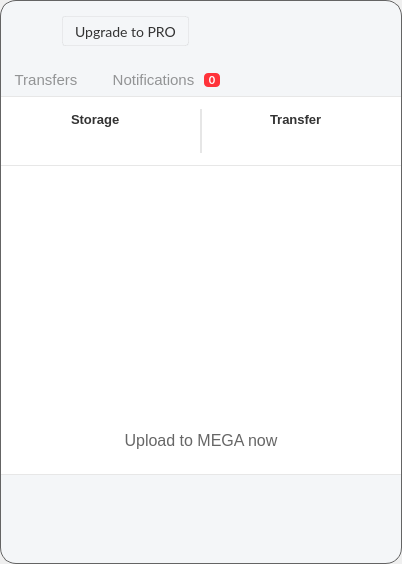
This is src/MEGASync/gui/win/InfoDialog.ui in meganz/MEGAsync as Qt 5 draws it before an edit. The edited form follows.
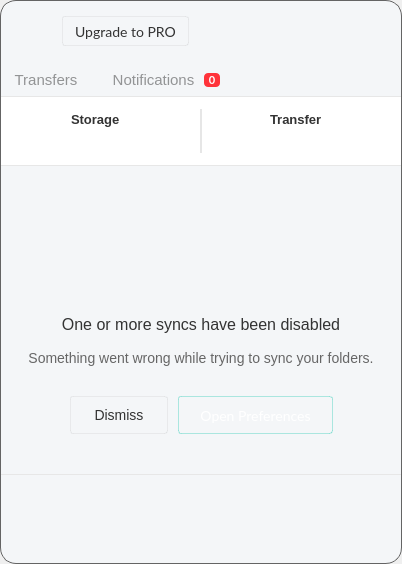
This is the edited form. The open tabs and pages were chosen to show the change. Icons and pictures are not drawn. Custom widgets are drawn as their Qt base class.

Commit message: Update UI layout for all platforms

The edit to the form file:
```diff
--- a/src/MEGASync/gui/win/InfoDialog.ui
+++ b/src/MEGASync/gui/win/InfoDialog.ui
@@ -41,7 +41,7 @@
   padding: 0px 4px 0px 16px;
 }
 
-#bAvatar, #bState, #bMEGAheader, #bClockDown, #bClockUp, #bOQIcon, #bBusinessQuota, #bBusinessStorage
+#bAvatar, #bState, #bMEGAheader, #bClockDown, #bClockUp, #bOQIcon, #bBusinessQuota, #bBusinessStorage, #bSyncsDisabled
 {
 	border: none;
 }
@@ -2330,6 +2330,330 @@
                           </item>
                          </layout>
                         </widget>
+                        <widget class="QWidget" name="pSyncsDisabled">
+                         <property name="styleSheet">
+                          <string notr="true">background-color: #F4F6F8;</string>
+                         </property>
+                         <layout class="QVBoxLayout" name="verticalLayout_29">
+                          <property name="spacing">
+                           <number>18</number>
+                          </property>
+                          <property name="leftMargin">
+                           <number>20</number>
+                          </property>
+                          <property name="topMargin">
+                           <number>32</number>
+                          </property>
+                          <property name="rightMargin">
+                           <number>20</number>
+                          </property>
+                          <property name="bottomMargin">
+                           <number>30</number>
+                          </property>
+                          <item>
+                           <widget class="QWidget" name="wSyncsDisabledIcon" native="true">
+                            <property name="minimumSize">
+                             <size>
+                              <width>0</width>
+                              <height>96</height>
+                             </size>
+                            </property>
+                            <property name="maximumSize">
+                             <size>
+                              <width>16777215</width>
+                              <height>75</height>
+                             </size>
+                            </property>
+                            <property name="styleSheet">
+                             <string notr="true"/>
+                            </property>
+                            <layout class="QHBoxLayout" name="horizontalLayout_23">
+                             <property name="spacing">
+                              <number>0</number>
+                             </property>
+                             <property name="leftMargin">
+                              <number>0</number>
+                             </property>
+                             <property name="topMargin">
+                              <number>0</number>
+                             </property>
+                             <property name="rightMargin">
+                              <number>0</number>
+                             </property>
+                             <property name="bottomMargin">
+                              <number>2</number>
+                             </property>
+                             <item>
+                              <spacer name="horizontalSpacer_22">
+                               <property name="orientation">
+                                <enum>Qt::Horizontal</enum>
+                               </property>
+                               <property name="sizeHint" stdset="0">
+                                <size>
+                                 <width>146</width>
+                                 <height>20</height>
+                                </size>
+                               </property>
+                              </spacer>
+                             </item>
+                             <item>
+                              <widget class="QPushButton" name="bSyncsDisabled">
+                               <property name="minimumSize">
+                                <size>
+                                 <width>96</width>
+                                 <height>96</height>
+                                </size>
+                               </property>
+                               <property name="maximumSize">
+                                <size>
+                                 <width>96</width>
+                                 <height>96</height>
+                                </size>
+                               </property>
+                               <property name="text">
+                                <string/>
+                               </property>
+                               <property name="icon">
+                                <iconset>
+                                 <normalon>:/images/settings-syncs.png</normalon>
+                                </iconset>
+                               </property>
+                               <property name="iconSize">
+                                <size>
+                                 <width>96</width>
+                                 <height>96</height>
+                                </size>
+                               </property>
+                              </widget>
+                             </item>
+                             <item>
+                              <spacer name="horizontalSpacer_23">
+                               <property name="orientation">
+                                <enum>Qt::Horizontal</enum>
+                               </property>
+                               <property name="sizeHint" stdset="0">
+                                <size>
+                                 <width>145</width>
+                                 <height>20</height>
+                                </size>
+                               </property>
+                              </spacer>
+                             </item>
+                            </layout>
+                           </widget>
+                          </item>
+                          <item>
+                           <widget class="QWidget" name="wSyncsDisabledLabels" native="true">
+                            <property name="minimumSize">
+                             <size>
+                              <width>0</width>
+                              <height>0</height>
+                             </size>
+                            </property>
+                            <property name="maximumSize">
+                             <size>
+                              <width>16777215</width>
+                              <height>16777215</height>
+                             </size>
+                            </property>
+                            <layout class="QVBoxLayout" name="verticalLayout_28">
+                             <property name="spacing">
+                              <number>10</number>
+                             </property>
+                             <property name="leftMargin">
+                              <number>6</number>
+                             </property>
+                             <property name="topMargin">
+                              <number>0</number>
+                             </property>
+                             <property name="rightMargin">
+                              <number>6</number>
+                             </property>
+                             <property name="bottomMargin">
+                              <number>0</number>
+                             </property>
+                             <item>
+                              <widget class="QLabel" name="lSyncsDisabledTitle">
+                               <property name="minimumSize">
+                                <size>
+                                 <width>0</width>
+                                 <height>19</height>
+                                </size>
+                               </property>
+                               <property name="maximumSize">
+                                <size>
+                                 <width>16777215</width>
+                                 <height>16777215</height>
+                                </size>
+                               </property>
+                               <property name="styleSheet">
+                                <string notr="true">#lSyncsDisabledTitle
+{
+	color: #333333;
+  font-family: &quot;Lato&quot;;
+	font-size: 16px;
+}</string>
+                               </property>
+                               <property name="text">
+                                <string>One or more syncs have been disabled</string>
+                               </property>
+                               <property name="alignment">
+                                <set>Qt::AlignCenter</set>
+                               </property>
+                               <property name="wordWrap">
+                                <bool>true</bool>
+                               </property>
+                              </widget>
+                             </item>
+                             <item>
+                              <widget class="QLabel" name="lSyncsDisabledDesc">
+                               <property name="styleSheet">
+                                <string notr="true">#lSyncsDisabledDesc
+{
+	color: #666666;
+    font-family: &quot;Lato&quot;;
+	font-size: 14px;
+}
+</string>
+                               </property>
+                               <property name="text">
+                                <string>Something went wrong while trying to sync your folders.</string>
+                               </property>
+                               <property name="alignment">
+                                <set>Qt::AlignCenter</set>
+                               </property>
+                               <property name="wordWrap">
+                                <bool>true</bool>
+                               </property>
+                              </widget>
+                             </item>
+                            </layout>
+                           </widget>
+                          </item>
+                          <item>
+                           <widget class="QWidget" name="wSyncsDisabledButtons" native="true">
+                            <layout class="QHBoxLayout" name="horizontalLayout_22">
+                             <property name="spacing">
+                              <number>10</number>
+                             </property>
+                             <property name="leftMargin">
+                              <number>0</number>
+                             </property>
+                             <property name="topMargin">
+                              <number>0</number>
+                             </property>
+                             <property name="rightMargin">
+                              <number>0</number>
+                             </property>
+                             <property name="bottomMargin">
+                              <number>0</number>
+                             </property>
+                             <item>
+                              <spacer name="horizontalSpacer_20">
+                               <property name="orientation">
+                                <enum>Qt::Horizontal</enum>
+                               </property>
+                               <property name="sizeHint" stdset="0">
+                                <size>
+                                 <width>1</width>
+                                 <height>0</height>
+                                </size>
+                               </property>
+                              </spacer>
+                             </item>
+                             <item>
+                              <widget class="QPushButton" name="bDismissSyncSettings">
+                               <property name="minimumSize">
+                                <size>
+                                 <width>98</width>
+                                 <height>38</height>
+                                </size>
+                               </property>
+                               <property name="maximumSize">
+                                <size>
+                                 <width>16777215</width>
+                                 <height>38</height>
+                                </size>
+                               </property>
+                               <property name="styleSheet">
+                                <string notr="true">#bDismissSyncSettings
+{
+
+background-color: qlineargradient(x1: 0, y1: 0, x2: 0, y2: 1,
+stop: 0 #ffffff, stop: 1 #fafafa);
+ border-radius: 3px;
+ border: 1px solid rgba(0, 0, 0, 5%);
+ font-family: &quot;Lato&quot;;
+ font-size: 14px;
+ color: #333333;
+}
+
+#bDismissSyncSettings::hover
+{
+border: 1px solid rgba(0, 0, 0, 10%);
+}
+</string>
+                               </property>
+                               <property name="text">
+                                <string>Dismiss</string>
+                               </property>
+                              </widget>
+                             </item>
+                             <item>
+                              <widget class="QPushButton" name="bOpenSyncSettings">
+                               <property name="minimumSize">
+                                <size>
+                                 <width>155</width>
+                                 <height>38</height>
+                                </size>
+                               </property>
+                               <property name="maximumSize">
+                                <size>
+                                 <width>16777215</width>
+                                 <height>38</height>
+                                </size>
+                               </property>
+                               <property name="styleSheet">
+                                <string notr="true">#bOpenSyncSettings
+{
+font-family: Lato;
+font-size: 14px;
+border: 1px solid rgba(0,191, 165, 30%);
+border-radius: 3px;
+color: #ffffff;
+background-color: qlineargradient(x1: 0, y1: 0, x2: 0, y2: 1,
+							stop: 0 rgba(0, 204, 176, 1), stop: 1 rgba(0, 172,149,1));
+}
+
+
+#bOpenSyncSettings:hover
+{
+	border: 1px solid rgba(0,191, 165, 80%);
+}</string>
+                               </property>
+                               <property name="text">
+                                <string>Open Preferences</string>
+                               </property>
+                              </widget>
+                             </item>
+                             <item>
+                              <spacer name="horizontalSpacer_21">
+                               <property name="orientation">
+                                <enum>Qt::Horizontal</enum>
+                               </property>
+                               <property name="sizeHint" stdset="0">
+                                <size>
+                                 <width>1</width>
+                                 <height>0</height>
+                                </size>
+                               </property>
+                              </spacer>
+                             </item>
+                            </layout>
+                           </widget>
+                          </item>
+                         </layout>
+                        </widget>
                        </widget>
                       </item>
                      </layout>
```
The commit also changes 2 other files.
